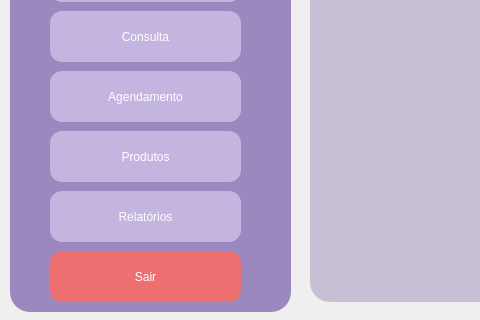
Old version of the form VeterinaryScheduleSystem/petalterar.ui in the repository brenoafsa/VeterinaryScheduleSystem; both pictures show x 0 to 480 and y 299 to 619 of the 1302 by 619 pixel window.
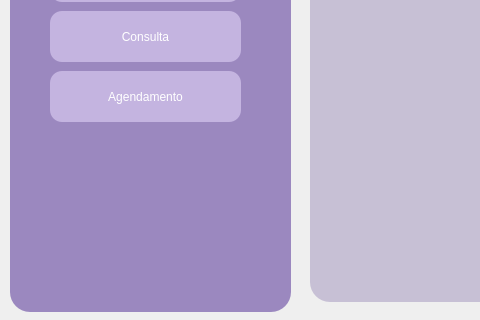
New version of the form. Icons and pictures are not drawn.

Diff of the .ui file:
```diff
--- a/VeterinaryScheduleSystem/petalterar.ui
+++ b/VeterinaryScheduleSystem/petalterar.ui
@@ -114,66 +114,6 @@
      <string>Agendamento</string>
     </property>
    </widget>
-   <widget class="QPushButton" name="produtosButton">
-    <property name="geometry">
-     <rect>
-      <x>40</x>
-      <y>420</y>
-      <width>191</width>
-      <height>51</height>
-     </rect>
-    </property>
-    <property name="styleSheet">
-     <string notr="true">background-color: #C4B4E0;
-font: 700 9pt &quot;System&quot;;
-border-radius: 12px;
-padding: 5px;
-color: #ffffff</string>
-    </property>
-    <property name="text">
-     <string>Produtos</string>
-    </property>
-   </widget>
-   <widget class="QPushButton" name="relatoriosButton">
-    <property name="geometry">
-     <rect>
-      <x>40</x>
-      <y>480</y>
-      <width>191</width>
-      <height>51</height>
-     </rect>
-    </property>
-    <property name="styleSheet">
-     <string notr="true">background-color: #C4B4E0;
-font: 700 9pt &quot;System&quot;;
-border-radius: 12px;
-padding: 5px;
-color: #ffffff</string>
-    </property>
-    <property name="text">
-     <string>Relatórios</string>
-    </property>
-   </widget>
-   <widget class="QPushButton" name="sairButton">
-    <property name="geometry">
-     <rect>
-      <x>40</x>
-      <y>540</y>
-      <width>191</width>
-      <height>51</height>
-     </rect>
-    </property>
-    <property name="styleSheet">
-     <string notr="true">background-color: #EE6F6F;
-font: 700 9pt &quot;System&quot;;
-border-radius: 12px;
-padding: 5px;
-color: #ffffff</string>
-    </property>
-    <property name="text">
-     <string>Sair</string>
-    </property>
-   </widget>
    <widget class="QLabel" name="label_2">
     <property name="geometry">
      <rect>
```
Left out of the diff: 3 changed lines with no effect on the pictures.
